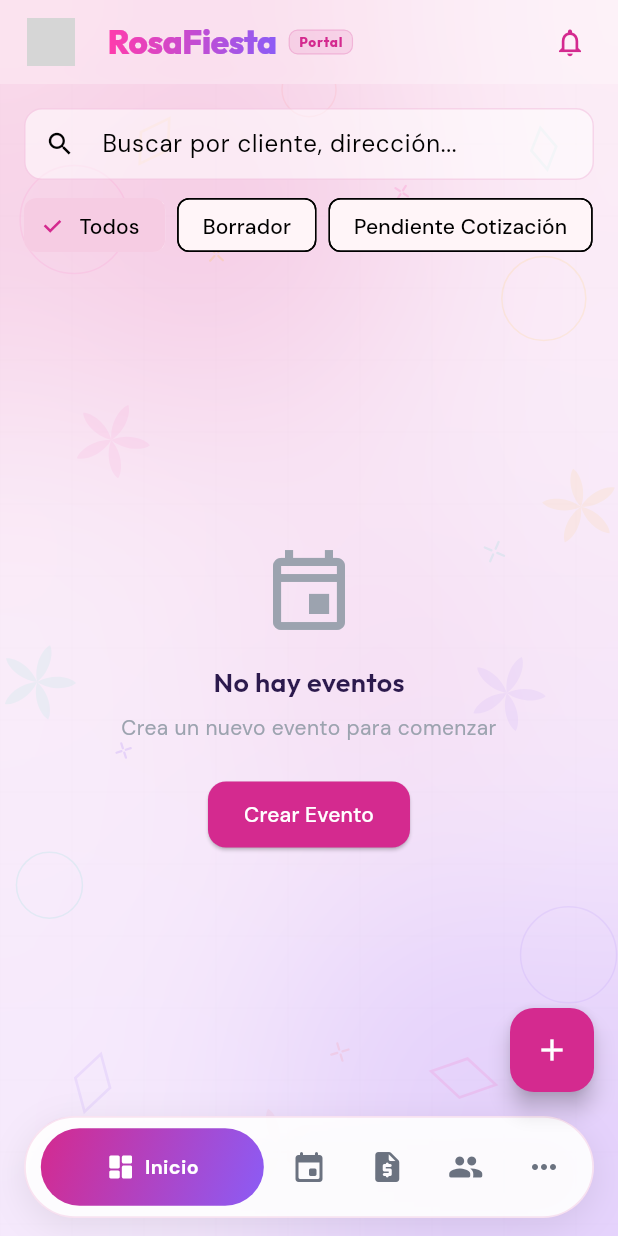
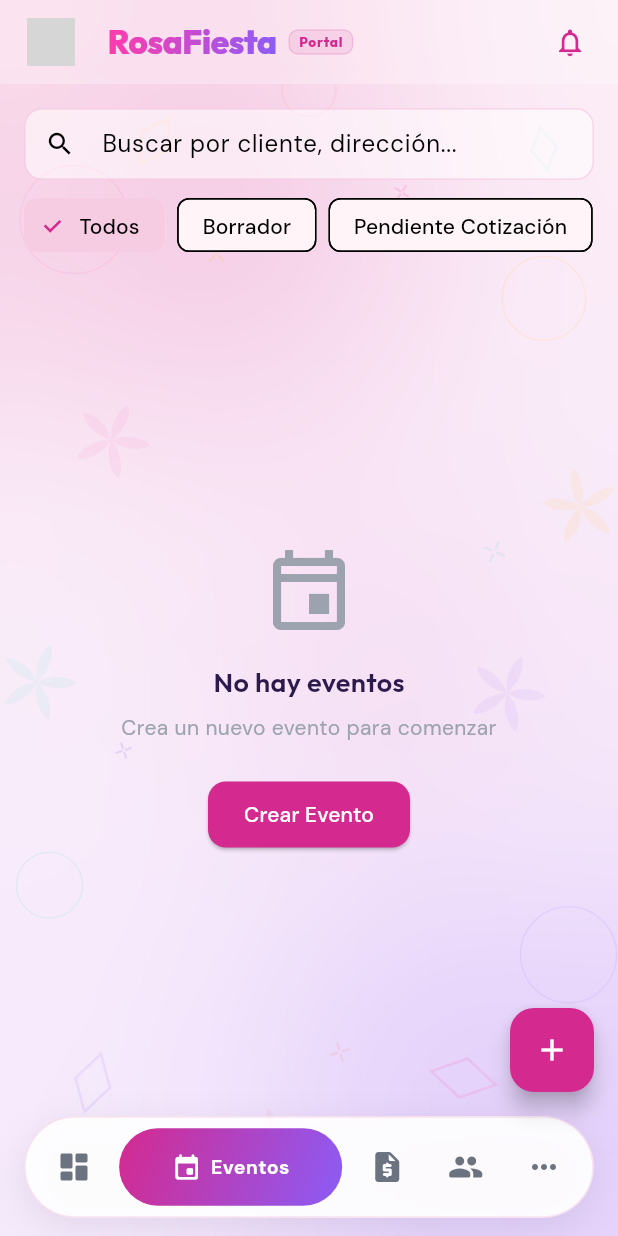
Before and after one commit to Jeudry/RosaFiesta, a Flutter app: the DashboardScreen screen opened by its route, item 2 of the bottom bar chosen, on a phone screen of 412 x 824 dp. Run offline on Flutter 3.47's test engine with Material 3 defaults, Android fonts, the light colour scheme and no system bars; our stand-ins replace dio, fl_chart, google_fonts, shared_preferences, table_calendar; accounts and stored records are empty; network calls fail; grey boxes are pictures that could not be loaded.

Commit message:
fix(admin_app): pasar settings a MaterialPageRoute para corregir bug de BottomNavigationBar

```diff
--- a/admin_app/lib/core/router/app_router.dart
+++ b/admin_app/lib/core/router/app_router.dart
@@ -30,56 +30,56 @@
   static Route<dynamic> generateRoute(RouteSettings settings) {
     switch (settings.name) {
       case '/':
-        return MaterialPageRoute(builder: (_) => const LoginScreen());
+        return MaterialPageRoute(settings: settings, builder: (_) => const LoginScreen());
       case '/login':
-        return MaterialPageRoute(builder: (_) => const LoginScreen());
+        return MaterialPageRoute(settings: settings, builder: (_) => const LoginScreen());
       case '/dashboard':
-        return MaterialPageRoute(builder: (_) => const DashboardScreen());
+        return MaterialPageRoute(settings: settings, builder: (_) => const DashboardScreen());
       case '/events':
-        return MaterialPageRoute(builder: (_) => const EventsScreen());
+        return MaterialPageRoute(settings: settings, builder: (_) => const EventsScreen());
       case '/events/create':
-        return MaterialPageRoute(builder: (_) => const CreateEventScreen());
+        return MaterialPageRoute(settings: settings, builder: (_) => const CreateEventScreen());
       case '/events/:id':
         final id = settings.arguments as String;
-        return MaterialPageRoute(builder: (_) => EventDetailScreen(eventId: id));
+        return MaterialPageRoute(settings: settings, builder: (_) => EventDetailScreen(eventId: id));
       case '/quotes':
-        return MaterialPageRoute(builder: (_) => const QuotesScreen());
+        return MaterialPageRoute(settings: settings, builder: (_) => const QuotesScreen());
       case '/quotes/create':
-        return MaterialPageRoute(builder: (_) => const CreateQuoteScreen());
+        return MaterialPageRoute(settings: settings, builder: (_) => const CreateQuoteScreen());
       case '/clients':
-        return MaterialPageRoute(builder: (_) => const ClientsScreen());
+        return MaterialPageRoute(settings: settings, builder: (_) => const ClientsScreen());
       case '/clients/:id':
         final id = settings.arguments as String;
-        return MaterialPageRoute(builder: (_) => ClientDetailScreen(clientId: id));
+        return MaterialPageRoute(settings: settings, builder: (_) => ClientDetailScreen(clientId: id));
       case '/products':
-        return MaterialPageRoute(builder: (_) => const ProductsScreen());
+        return MaterialPageRoute(settings: settings, builder: (_) => const ProductsScreen());
       case '/products/:id':
         final id = settings.arguments as String;
-        return MaterialPageRoute(builder: (_) => ProductEditScreen(productId: id));
+        return MaterialPageRoute(settings: settings, builder: (_) => ProductEditScreen(productId: id));
       case '/products/new':
-        return MaterialPageRoute(builder: (_) => const ProductEditScreen());
+        return MaterialPageRoute(settings: settings, builder: (_) => const ProductEditScreen());
       case '/products/categories':
-        return MaterialPageRoute(builder: (_) => const CategoriesScreen());
+        return MaterialPageRoute(settings: settings, builder: (_) => const CategoriesScreen());
       case '/products/bundles':
-        return MaterialPageRoute(builder: (_) => const BundlesScreen());
+        return MaterialPageRoute(settings: settings, builder: (_) => const BundlesScreen());
       case '/ai-config':
-        return MaterialPageRoute(builder: (_) => const AIConfigScreen());
+        return MaterialPageRoute(settings: settings, builder: (_) => const AIConfigScreen());
       case '/ai-config/history':
-        return MaterialPageRoute(builder: (_) => const AIHistoryScreen());
+        return MaterialPageRoute(settings: settings, builder: (_) => const AIHistoryScreen());
       case '/notifications':
-        return MaterialPageRoute(builder: (_) => const NotificationsScreen());
+        return MaterialPageRoute(settings: settings, builder: (_) => const NotificationsScreen());
       case '/notifications/email':
-        return MaterialPageRoute(builder: (_) => const EmailTemplatesScreen());
+        return MaterialPageRoute(settings: settings, builder: (_) => const EmailTemplatesScreen());
       case '/notifications/whatsapp':
-        return MaterialPageRoute(builder: (_) => const WhatsAppTemplatesScreen());
+        return MaterialPageRoute(settings: settings, builder: (_) => const WhatsAppTemplatesScreen());
       case '/analytics':
-        return MaterialPageRoute(builder: (_) => const AnalyticsScreen());
+        return MaterialPageRoute(settings: settings, builder: (_) => const AnalyticsScreen());
       case '/config':
-        return MaterialPageRoute(builder: (_) => const ConfigScreen());
+        return MaterialPageRoute(settings: settings, builder: (_) => const ConfigScreen());
       case '/activity-log':
-        return MaterialPageRoute(builder: (_) => const ActivityLogScreen());
+        return MaterialPageRoute(settings: settings, builder: (_) => const ActivityLogScreen());
       default:
-        return MaterialPageRoute(builder: (_) => const Scaffold(body: Center(child: Text('Not Found'))));
+        return MaterialPageRoute(settings: settings, builder: (_) => const Scaffold(body: Center(child: Text('Not Found'))));
     }
   }
 }
```
